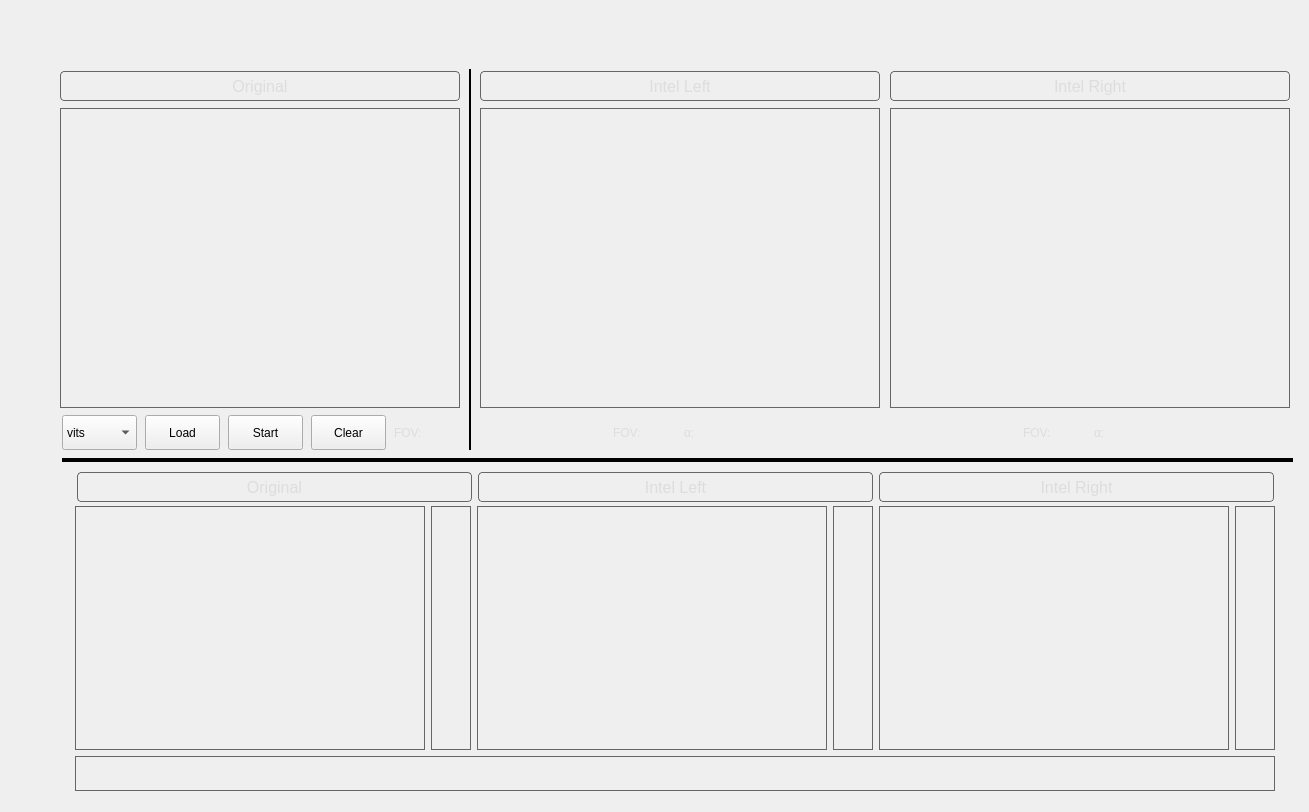
First picture: the form in ui/interface2.ui, repository RaykiDan/DEPC, before the edit.
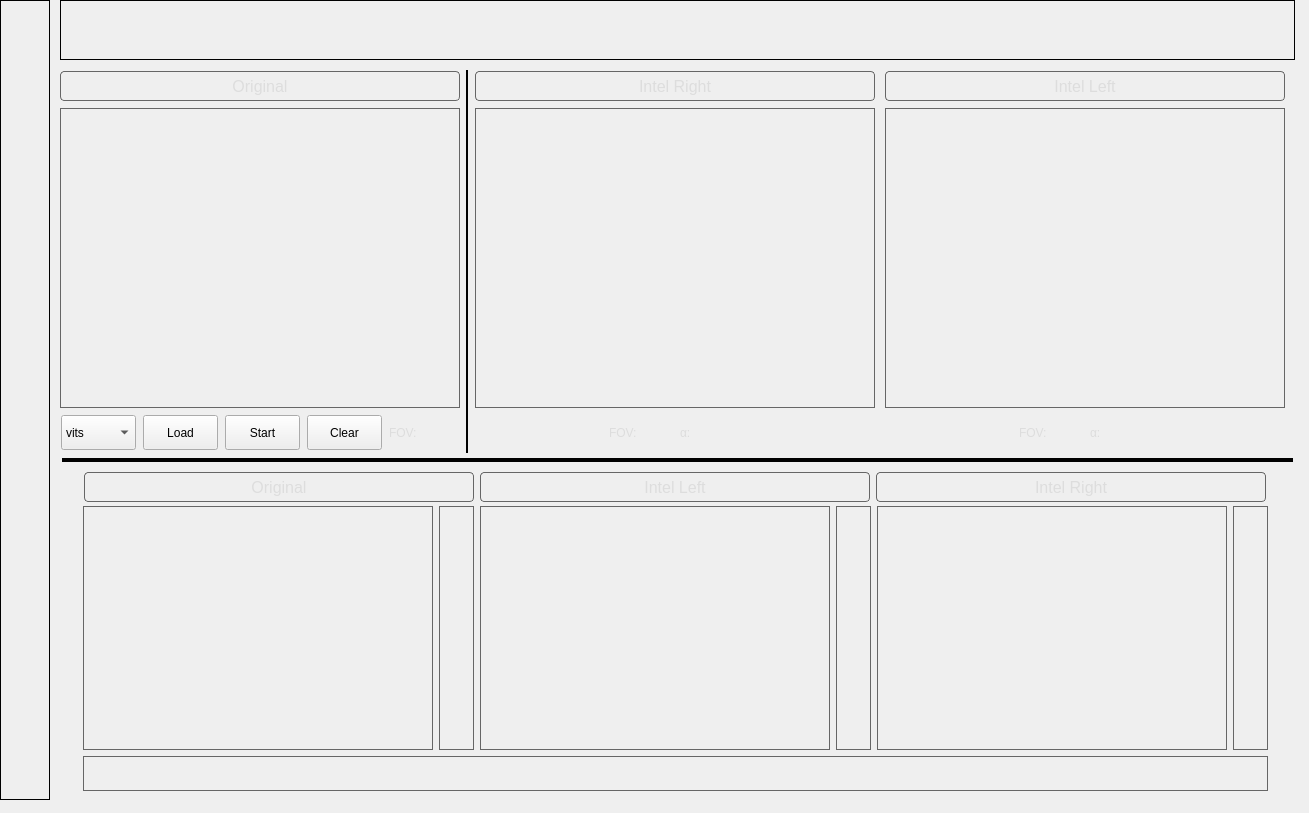
Second picture: the form after the edit. Custom widgets are drawn as their Qt base class.

```diff
--- a/ui/interface2.ui
+++ b/ui/interface2.ui
@@ -7,7 +7,7 @@
     <x>0</x>
     <y>0</y>
     <width>1309</width>
-    <height>812</height>
+    <height>813</height>
    </rect>
   </property>
   <property name="windowTitle">
@@ -35,579 +35,6 @@
     <enum>Qt::Horizontal</enum>
    </property>
   </widget>
-  <widget class="Line" name="line">
-   <property name="geometry">
-    <rect>
-     <x>460</x>
-     <y>69</y>
-     <width>21</width>
-     <height>381</height>
-    </rect>
-   </property>
-   <property name="maximumSize">
-    <size>
-     <width>16777215</width>
-     <height>450</height>
-    </size>
-   </property>
-   <property name="styleSheet">
-    <string notr="true"/>
-   </property>
-   <property name="frameShadow">
-    <enum>QFrame::Plain</enum>
-   </property>
-   <property name="lineWidth">
-    <number>2</number>
-   </property>
-   <property name="orientation">
-    <enum>Qt::Vertical</enum>
-   </property>
-  </widget>
-  <widget class="QWidget" name="verticalLayoutWidget">
-   <property name="geometry">
-    <rect>
-     <x>60</x>
-     <y>70</y>
-     <width>402</width>
-     <height>381</height>
-    </rect>
-   </property>
-   <layout class="QVBoxLayout" name="verticalLayout_2">
-    <item>
-     <widget class="QLabel" name="camLabel">
-      <property name="minimumSize">
-       <size>
-        <width>400</width>
-        <height>30</height>
-       </size>
-      </property>
-      <property name="maximumSize">
-       <size>
-        <width>400</width>
-        <height>30</height>
-       </size>
-      </property>
-      <property name="font">
-       <font>
-        <pointsize>12</pointsize>
-       </font>
-      </property>
-      <property name="styleSheet">
-       <string notr="true">border-radius:4px;
-border: 1px solid #666666;
-color: #DDDDDD;</string>
-      </property>
-      <property name="frameShape">
-       <enum>QFrame::Box</enum>
-      </property>
-      <property name="text">
-       <string>Original</string>
-      </property>
-      <property name="alignment">
-       <set>Qt::AlignCenter</set>
-      </property>
-     </widget>
-    </item>
-    <item>
-     <widget class="QLabel" name="camFrame">
-      <property name="minimumSize">
-       <size>
-        <width>400</width>
-        <height>300</height>
-       </size>
-      </property>
-      <property name="maximumSize">
-       <size>
-        <width>400</width>
-        <height>300</height>
-       </size>
-      </property>
-      <property name="layoutDirection">
-       <enum>Qt::LeftToRight</enum>
-      </property>
-      <property name="styleSheet">
-       <string notr="true">border: 1px solid #666666;
-color: #C8C8C8;
-</string>
-      </property>
-      <property name="frameShape">
-       <enum>QFrame::Box</enum>
-      </property>
-      <property name="text">
-       <string/>
-      </property>
-      <property name="alignment">
-       <set>Qt::AlignCenter</set>
-      </property>
-     </widget>
-    </item>
-    <item>
-     <layout class="QHBoxLayout" name="horizontalLayout">
-      <item>
-       <widget class="QComboBox" name="encoderBox">
-        <property name="minimumSize">
-         <size>
-          <width>75</width>
-          <height>35</height>
-         </size>
-        </property>
-        <property name="maximumSize">
-         <size>
-          <width>65</width>
-          <height>40</height>
-         </size>
-        </property>
-        <item>
-         <property name="text">
-          <string>vits</string>
-         </property>
-        </item>
-        <item>
-         <property name="text">
-          <string>vitb</string>
-         </property>
-        </item>
-        <item>
-         <property name="text">
-          <string>vitl</string>
-         </property>
-        </item>
-       </widget>
-      </item>
-      <item>
-       <widget class="PushButton" name="loadButton">
-        <property name="minimumSize">
-         <size>
-          <width>75</width>
-          <height>35</height>
-         </size>
-        </property>
-        <property name="maximumSize">
-         <size>
-          <width>75</width>
-          <height>40</height>
-         </size>
-        </property>
-        <property name="autoFillBackground">
-         <bool>false</bool>
-        </property>
-        <property name="text">
-         <string>Load</string>
-        </property>
-        <property name="iconSize">
-         <size>
-          <width>20</width>
-          <height>20</height>
-         </size>
-        </property>
-       </widget>
-      </item>
-      <item>
-       <widget class="PrimaryPushButton" name="startAndStopButton">
-        <property name="minimumSize">
-         <size>
-          <width>75</width>
-          <height>35</height>
-         </size>
-        </property>
-        <property name="maximumSize">
-         <size>
-          <width>75</width>
-          <height>40</height>
-         </size>
-        </property>
-        <property name="mouseTracking">
-         <bool>false</bool>
-        </property>
-        <property name="autoFillBackground">
-         <bool>false</bool>
-        </property>
-        <property name="text">
-         <string>Start</string>
-        </property>
-        <property name="iconSize">
-         <size>
-          <width>20</width>
-          <height>20</height>
-         </size>
-        </property>
-       </widget>
-      </item>
-      <item>
-       <widget class="PushButton" name="clearButton">
-        <property name="minimumSize">
-         <size>
-          <width>75</width>
-          <height>35</height>
-         </size>
-        </property>
-        <property name="maximumSize">
-         <size>
-          <width>75</width>
-          <height>40</height>
-         </size>
-        </property>
-        <property name="autoFillBackground">
-         <bool>false</bool>
-        </property>
-        <property name="text">
-         <string>Clear</string>
-        </property>
-        <property name="iconSize">
-         <size>
-          <width>20</width>
-          <height>20</height>
-         </size>
-        </property>
-       </widget>
-      </item>
-      <item>
-       <widget class="QLabel" name="fovCam">
-        <property name="minimumSize">
-         <size>
-          <width>65</width>
-          <height>35</height>
-         </size>
-        </property>
-        <property name="maximumSize">
-         <size>
-          <width>65</width>
-          <height>35</height>
-         </size>
-        </property>
-        <property name="styleSheet">
-         <string notr="true">color: #DDDDDD;
-</string>
-        </property>
-        <property name="text">
-         <string>FOV:</string>
-        </property>
-        <property name="textFormat">
-         <enum>Qt::AutoText</enum>
-        </property>
-       </widget>
-      </item>
-     </layout>
-    </item>
-   </layout>
-  </widget>
-  <widget class="QWidget" name="verticalLayoutWidget_2">
-   <property name="geometry">
-    <rect>
-     <x>480</x>
-     <y>70</y>
-     <width>402</width>
-     <height>381</height>
-    </rect>
-   </property>
-   <layout class="QVBoxLayout" name="verticalLayout_3">
-    <item>
-     <widget class="QLabel" name="leftLabel">
-      <property name="minimumSize">
-       <size>
-        <width>400</width>
-        <height>30</height>
-       </size>
-      </property>
-      <property name="maximumSize">
-       <size>
-        <width>400</width>
-        <height>30</height>
-       </size>
-      </property>
-      <property name="font">
-       <font>
-        <pointsize>12</pointsize>
-       </font>
-      </property>
-      <property name="styleSheet">
-       <string notr="true">border-radius:4px;
-border: 1px solid #666666;
-color: #DDDDDD;
-</string>
-      </property>
-      <property name="frameShape">
-       <enum>QFrame::Box</enum>
-      </property>
-      <property name="text">
-       <string>Intel Left</string>
-      </property>
-      <property name="alignment">
-       <set>Qt::AlignCenter</set>
-      </property>
-     </widget>
-    </item>
-    <item>
-     <widget class="QLabel" name="intelLeftFrame">
-      <property name="minimumSize">
-       <size>
-        <width>400</width>
-        <height>300</height>
-       </size>
-      </property>
-      <property name="maximumSize">
-       <size>
-        <width>400</width>
-        <height>300</height>
-       </size>
-      </property>
-      <property name="layoutDirection">
-       <enum>Qt::LeftToRight</enum>
-      </property>
-      <property name="styleSheet">
-       <string notr="true">border: 1px solid #666666;
-color: #C8C8C8;
-</string>
-      </property>
-      <property name="frameShape">
-       <enum>QFrame::Box</enum>
-      </property>
-      <property name="text">
-       <string/>
-      </property>
-      <property name="alignment">
-       <set>Qt::AlignCenter</set>
-      </property>
-     </widget>
-    </item>
-    <item>
-     <layout class="QHBoxLayout" name="horizontalLayout_2">
-      <item>
-       <spacer name="horizontalSpacer_2">
-        <property name="orientation">
-         <enum>Qt::Horizontal</enum>
-        </property>
-        <property name="sizeHint" stdset="0">
-         <size>
-          <width>40</width>
-          <height>20</height>
-         </size>
-        </property>
-       </spacer>
-      </item>
-      <item>
-       <widget class="QLabel" name="fovLeft">
-        <property name="minimumSize">
-         <size>
-          <width>65</width>
-          <height>35</height>
-         </size>
-        </property>
-        <property name="maximumSize">
-         <size>
-          <width>65</width>
-          <height>35</height>
-         </size>
-        </property>
-        <property name="styleSheet">
-         <string notr="true">color: #DDDDDD;
-</string>
-        </property>
-        <property name="text">
-         <string>FOV:</string>
-        </property>
-       </widget>
-      </item>
-      <item>
-       <widget class="QLabel" name="alphaLeft">
-        <property name="minimumSize">
-         <size>
-          <width>65</width>
-          <height>35</height>
-         </size>
-        </property>
-        <property name="maximumSize">
-         <size>
-          <width>65</width>
-          <height>35</height>
-         </size>
-        </property>
-        <property name="styleSheet">
-         <string notr="true">color: #DDDDDD;
-</string>
-        </property>
-        <property name="text">
-         <string>α:</string>
-        </property>
-       </widget>
-      </item>
-      <item>
-       <spacer name="horizontalSpacer">
-        <property name="orientation">
-         <enum>Qt::Horizontal</enum>
-        </property>
-        <property name="sizeHint" stdset="0">
-         <size>
-          <width>40</width>
-          <height>20</height>
-         </size>
-        </property>
-       </spacer>
-      </item>
-     </layout>
-    </item>
-   </layout>
-  </widget>
-  <widget class="QWidget" name="verticalLayoutWidget_3">
-   <property name="geometry">
-    <rect>
-     <x>890</x>
-     <y>70</y>
-     <width>402</width>
-     <height>381</height>
-    </rect>
-   </property>
-   <layout class="QVBoxLayout" name="verticalLayout_4">
-    <item>
-     <widget class="QLabel" name="rigthLabel">
-      <property name="minimumSize">
-       <size>
-        <width>400</width>
-        <height>30</height>
-       </size>
-      </property>
-      <property name="maximumSize">
-       <size>
-        <width>400</width>
-        <height>30</height>
-       </size>
-      </property>
-      <property name="font">
-       <font>
-        <pointsize>12</pointsize>
-       </font>
-      </property>
-      <property name="styleSheet">
-       <string notr="true">border-radius:4px;
-border: 1px solid #666666;
-color: #DDDDDD;
-</string>
-      </property>
-      <property name="frameShape">
-       <enum>QFrame::Box</enum>
-      </property>
-      <property name="text">
-       <string>Intel Right</string>
-      </property>
-      <property name="alignment">
-       <set>Qt::AlignCenter</set>
-      </property>
-     </widget>
-    </item>
-    <item>
-     <widget class="QLabel" name="intelRightFrame">
-      <property name="minimumSize">
-       <size>
-        <width>400</width>
-        <height>300</height>
-       </size>
-      </property>
-      <property name="maximumSize">
-       <size>
-        <width>400</width>
-        <height>300</height>
-       </size>
-      </property>
-      <property name="layoutDirection">
-       <enum>Qt::LeftToRight</enum>
-      </property>
-      <property name="styleSheet">
-       <string notr="true">border: 1px solid #666666;
-color: #C8C8C8;
-</string>
-      </property>
-      <property name="frameShape">
-       <enum>QFrame::Box</enum>
-      </property>
-      <property name="frameShadow">
-       <enum>QFrame::Plain</enum>
-      </property>
-      <property name="text">
-       <string/>
-      </property>
-      <property name="alignment">
-       <set>Qt::AlignCenter</set>
-      </property>
-     </widget>
-    </item>
-    <item>
-     <layout class="QHBoxLayout" name="horizontalLayout_3">
-      <item>
-       <spacer name="horizontalSpacer_3">
-        <property name="orientation">
-         <enum>Qt::Horizontal</enum>
-        </property>
-        <property name="sizeHint" stdset="0">
-         <size>
-          <width>40</width>
-          <height>20</height>
-         </size>
-        </property>
-       </spacer>
-      </item>
-      <item>
-       <widget class="QLabel" name="fovRight">
-        <property name="minimumSize">
-         <size>
-          <width>65</width>
-          <height>35</height>
-         </size>
-        </property>
-        <property name="maximumSize">
-         <size>
-          <width>65</width>
-          <height>35</height>
-         </size>
-        </property>
-        <property name="styleSheet">
-         <string notr="true">color: #DDDDDD;
-</string>
-        </property>
-        <property name="text">
-         <string>FOV:</string>
-        </property>
-       </widget>
-      </item>
-      <item>
-       <widget class="QLabel" name="alphaRight">
-        <property name="minimumSize">
-         <size>
-          <width>65</width>
-          <height>35</height>
-         </size>
-        </property>
-        <property name="maximumSize">
-         <size>
-          <width>65</width>
-          <height>35</height>
-         </size>
-        </property>
-        <property name="styleSheet">
-         <string notr="true">color: #DDDDDD;
-</string>
-        </property>
-        <property name="text">
-         <string>α:</string>
-        </property>
-       </widget>
-      </item>
-      <item>
-       <spacer name="horizontalSpacer_4">
-        <property name="orientation">
-         <enum>Qt::Horizontal</enum>
-        </property>
-        <property name="sizeHint" stdset="0">
-         <size>
-          <width>40</width>
-          <height>20</height>
-         </size>
-        </property>
-       </spacer>
-      </item>
-     </layout>
-    </item>
-   </layout>
-  </widget>
   <widget class="QWidget" name="verticalLayoutWidget_4">
    <property name="geometry">
     <rect>
@@ -637,7 +64,7 @@
        <widget class="QLabel" name="depthLabelCam">
         <property name="minimumSize">
          <size>
-          <width>395</width>
+          <width>390</width>
           <height>30</height>
          </size>
         </property>
@@ -673,7 +100,7 @@
        <widget class="QLabel" name="depthLabelIntel">
         <property name="minimumSize">
          <size>
-          <width>395</width>
+          <width>390</width>
           <height>30</height>
          </size>
         </property>
@@ -709,7 +136,7 @@
        <widget class="QLabel" name="depthLabelIntel_2">
         <property name="minimumSize">
          <size>
-          <width>395</width>
+          <width>390</width>
           <height>30</height>
          </size>
         </property>
@@ -808,7 +235,7 @@
        <widget class="QLabel" name="depthRulerCam">
         <property name="minimumSize">
          <size>
-          <width>40</width>
+          <width>35</width>
           <height>225</height>
          </size>
         </property>
@@ -867,7 +294,7 @@
        <widget class="QLabel" name="depthRulerIntel">
         <property name="minimumSize">
          <size>
-          <width>40</width>
+          <width>35</width>
           <height>225</height>
          </size>
         </property>
@@ -926,7 +353,7 @@
        <widget class="QLabel" name="depthRulerIntel_2">
         <property name="minimumSize">
          <size>
-          <width>40</width>
+          <width>35</width>
           <height>225</height>
          </size>
         </property>
@@ -982,7 +409,7 @@
        <widget class="QLabel" name="depthObjectRuler">
         <property name="minimumSize">
          <size>
-          <width>1200</width>
+          <width>1185</width>
           <height>35</height>
          </size>
         </property>
@@ -1021,6 +448,611 @@
     </item>
    </layout>
   </widget>
+  <widget class="QLabel" name="label">
+   <property name="geometry">
+    <rect>
+     <x>0</x>
+     <y>0</y>
+     <width>50</width>
+     <height>800</height>
+    </rect>
+   </property>
+   <property name="minimumSize">
+    <size>
+     <width>50</width>
+     <height>800</height>
+    </size>
+   </property>
+   <property name="maximumSize">
+    <size>
+     <width>16777215</width>
+     <height>16777215</height>
+    </size>
+   </property>
+   <property name="frameShape">
+    <enum>QFrame::Box</enum>
+   </property>
+   <property name="text">
+    <string/>
+   </property>
+  </widget>
+  <widget class="QLabel" name="label_2">
+   <property name="geometry">
+    <rect>
+     <x>60</x>
+     <y>0</y>
+     <width>1235</width>
+     <height>60</height>
+    </rect>
+   </property>
+   <property name="minimumSize">
+    <size>
+     <width>1235</width>
+     <height>60</height>
+    </size>
+   </property>
+   <property name="frameShape">
+    <enum>QFrame::Box</enum>
+   </property>
+   <property name="text">
+    <string/>
+   </property>
+  </widget>
+  <widget class="QWidget" name="horizontalLayoutWidget">
+   <property name="geometry">
+    <rect>
+     <x>60</x>
+     <y>70</y>
+     <width>1229</width>
+     <height>383</height>
+    </rect>
+   </property>
+   <layout class="QHBoxLayout" name="horizontalLayout_7">
+    <item>
+     <layout class="QVBoxLayout" name="verticalLayout_2">
+      <item>
+       <widget class="QLabel" name="camLabel">
+        <property name="minimumSize">
+         <size>
+          <width>400</width>
+          <height>30</height>
+         </size>
+        </property>
+        <property name="maximumSize">
+         <size>
+          <width>400</width>
+          <height>30</height>
+         </size>
+        </property>
+        <property name="font">
+         <font>
+          <pointsize>12</pointsize>
+         </font>
+        </property>
+        <property name="styleSheet">
+         <string notr="true">border-radius:4px;
+border: 1px solid #666666;
+color: #DDDDDD;</string>
+        </property>
+        <property name="frameShape">
+         <enum>QFrame::Box</enum>
+        </property>
+        <property name="text">
+         <string>Original</string>
+        </property>
+        <property name="alignment">
+         <set>Qt::AlignCenter</set>
+        </property>
+       </widget>
+      </item>
+      <item>
+       <widget class="QLabel" name="camFrame">
+        <property name="minimumSize">
+         <size>
+          <width>400</width>
+          <height>300</height>
+         </size>
+        </property>
+        <property name="maximumSize">
+         <size>
+          <width>400</width>
+          <height>300</height>
+         </size>
+        </property>
+        <property name="layoutDirection">
+         <enum>Qt::LeftToRight</enum>
+        </property>
+        <property name="styleSheet">
+         <string notr="true">border: 1px solid #666666;
+color: #C8C8C8;
+</string>
+        </property>
+        <property name="frameShape">
+         <enum>QFrame::Box</enum>
+        </property>
+        <property name="text">
+         <string/>
+        </property>
+        <property name="alignment">
+         <set>Qt::AlignCenter</set>
+        </property>
+       </widget>
+      </item>
+      <item>
+       <layout class="QHBoxLayout" name="horizontalLayout">
+        <item>
+         <widget class="QComboBox" name="encoderBox">
+          <property name="minimumSize">
+           <size>
+            <width>75</width>
+            <height>35</height>
+           </size>
+          </property>
+          <property name="maximumSize">
+           <size>
+            <width>65</width>
+            <height>40</height>
+           </size>
+          </property>
+          <item>
+           <property name="text">
+            <string>vits</string>
+           </property>
+          </item>
+          <item>
+           <property name="text">
+            <string>vitb</string>
+           </property>
+          </item>
+          <item>
+           <property name="text">
+            <string>vitl</string>
+           </property>
+          </item>
+         </widget>
+        </item>
+        <item>
+         <widget class="PushButton" name="loadButton">
+          <property name="minimumSize">
+           <size>
+            <width>75</width>
+            <height>35</height>
+           </size>
+          </property>
+          <property name="maximumSize">
+           <size>
+            <width>75</width>
+            <height>40</height>
+           </size>
+          </property>
+          <property name="autoFillBackground">
+           <bool>false</bool>
+          </property>
+          <property name="text">
+           <string>Load</string>
+          </property>
+          <property name="iconSize">
+           <size>
+            <width>20</width>
+            <height>20</height>
+           </size>
+          </property>
+         </widget>
+        </item>
+        <item>
+         <widget class="PrimaryPushButton" name="startAndStopButton">
+          <property name="minimumSize">
+           <size>
+            <width>75</width>
+            <height>35</height>
+           </size>
+          </property>
+          <property name="maximumSize">
+           <size>
+            <width>75</width>
+            <height>40</height>
+           </size>
+          </property>
+          <property name="mouseTracking">
+           <bool>false</bool>
+          </property>
+          <property name="autoFillBackground">
+           <bool>false</bool>
+          </property>
+          <property name="text">
+           <string>Start</string>
+          </property>
+          <property name="iconSize">
+           <size>
+            <width>20</width>
+            <height>20</height>
+           </size>
+          </property>
+         </widget>
+        </item>
+        <item>
+         <widget class="PushButton" name="clearButton">
+          <property name="minimumSize">
+           <size>
+            <width>75</width>
+            <height>35</height>
+           </size>
+          </property>
+          <property name="maximumSize">
+           <size>
+            <width>75</width>
+            <height>40</height>
+           </size>
+          </property>
+          <property name="autoFillBackground">
+           <bool>false</bool>
+          </property>
+          <property name="text">
+           <string>Clear</string>
+          </property>
+          <property name="iconSize">
+           <size>
+            <width>20</width>
+            <height>20</height>
+           </size>
+          </property>
+         </widget>
+        </item>
+        <item>
+         <widget class="QLabel" name="fovCam">
+          <property name="minimumSize">
+           <size>
+            <width>65</width>
+            <height>35</height>
+           </size>
+          </property>
+          <property name="maximumSize">
+           <size>
+            <width>65</width>
+            <height>35</height>
+           </size>
+          </property>
+          <property name="styleSheet">
+           <string notr="true">color: #DDDDDD;
+</string>
+          </property>
+          <property name="text">
+           <string>FOV:</string>
+          </property>
+          <property name="textFormat">
+           <enum>Qt::AutoText</enum>
+          </property>
+         </widget>
+        </item>
+       </layout>
+      </item>
+     </layout>
+    </item>
+    <item>
+     <widget class="Line" name="line">
+      <property name="maximumSize">
+       <size>
+        <width>16777215</width>
+        <height>450</height>
+       </size>
+      </property>
+      <property name="styleSheet">
+       <string notr="true"/>
+      </property>
+      <property name="frameShadow">
+       <enum>QFrame::Plain</enum>
+      </property>
+      <property name="lineWidth">
+       <number>2</number>
+      </property>
+      <property name="orientation">
+       <enum>Qt::Vertical</enum>
+      </property>
+     </widget>
+    </item>
+    <item>
+     <layout class="QVBoxLayout" name="verticalLayout_4">
+      <item>
+       <widget class="QLabel" name="rigthLabel">
+        <property name="minimumSize">
+         <size>
+          <width>400</width>
+          <height>30</height>
+         </size>
+        </property>
+        <property name="maximumSize">
+         <size>
+          <width>400</width>
+          <height>30</height>
+         </size>
+        </property>
+        <property name="font">
+         <font>
+          <pointsize>12</pointsize>
+         </font>
+        </property>
+        <property name="styleSheet">
+         <string notr="true">border-radius:4px;
+border: 1px solid #666666;
+color: #DDDDDD;
+</string>
+        </property>
+        <property name="frameShape">
+         <enum>QFrame::Box</enum>
+        </property>
+        <property name="text">
+         <string>Intel Right</string>
+        </property>
+        <property name="alignment">
+         <set>Qt::AlignCenter</set>
+        </property>
+       </widget>
+      </item>
+      <item>
+       <widget class="QLabel" name="intelRightFrame">
+        <property name="minimumSize">
+         <size>
+          <width>400</width>
+          <height>300</height>
+         </size>
+        </property>
+        <property name="maximumSize">
+         <size>
+          <width>400</width>
+          <height>300</height>
+         </size>
+        </property>
+        <property name="layoutDirection">
+         <enum>Qt::LeftToRight</enum>
+        </property>
+        <property name="styleSheet">
+         <string notr="true">border: 1px solid #666666;
+color: #C8C8C8;
+</string>
+        </property>
+        <property name="frameShape">
+         <enum>QFrame::Box</enum>
+        </property>
+        <property name="frameShadow">
+         <enum>QFrame::Plain</enum>
+        </property>
+        <property name="text">
+         <string/>
+        </property>
+        <property name="alignment">
+         <set>Qt::AlignCenter</set>
+        </property>
+       </widget>
+      </item>
+      <item>
+       <layout class="QHBoxLayout" name="horizontalLayout_3">
+        <item>
+         <spacer name="horizontalSpacer_3">
+          <property name="orientation">
+           <enum>Qt::Horizontal</enum>
+          </property>
+          <property name="sizeHint" stdset="0">
+           <size>
+            <width>40</width>
+            <height>20</height>
+           </size>
+          </property>
+         </spacer>
+        </item>
+        <item>
+         <widget class="QLabel" name="fovRight">
+          <property name="minimumSize">
+           <size>
+            <width>65</width>
+            <height>35</height>
+           </size>
+          </property>
+          <property name="maximumSize">
+           <size>
+            <width>65</width>
+            <height>35</height>
+           </size>
+          </property>
+          <property name="styleSheet">
+           <string notr="true">color: #DDDDDD;
+</string>
+          </property>
+          <property name="text">
+           <string>FOV:</string>
+          </property>
+         </widget>
+        </item>
+        <item>
+         <widget class="QLabel" name="alphaRight">
+          <property name="minimumSize">
+           <size>
+            <width>65</width>
+            <height>35</height>
+           </size>
+          </property>
+          <property name="maximumSize">
+           <size>
+            <width>65</width>
+            <height>35</height>
+           </size>
+          </property>
+          <property name="styleSheet">
+           <string notr="true">color: #DDDDDD;
+</string>
+          </property>
+          <property name="text">
+           <string>α:</string>
+          </property>
+         </widget>
+        </item>
+        <item>
+         <spacer name="horizontalSpacer_4">
+          <property name="orientation">
+           <enum>Qt::Horizontal</enum>
+          </property>
+          <property name="sizeHint" stdset="0">
+           <size>
+            <width>40</width>
+            <height>20</height>
+           </size>
+          </property>
+         </spacer>
+        </item>
+       </layout>
+      </item>
+     </layout>
+    </item>
+    <item>
+     <layout class="QVBoxLayout" name="verticalLayout_3">
+      <item>
+       <widget class="QLabel" name="leftLabel">
+        <property name="minimumSize">
+         <size>
+          <width>400</width>
+          <height>30</height>
+         </size>
+        </property>
+        <property name="maximumSize">
+         <size>
+          <width>400</width>
+          <height>30</height>
+         </size>
+        </property>
+        <property name="font">
+         <font>
+          <pointsize>12</pointsize>
+         </font>
+        </property>
+        <property name="styleSheet">
+         <string notr="true">border-radius:4px;
+border: 1px solid #666666;
+color: #DDDDDD;
+</string>
+        </property>
+        <property name="frameShape">
+         <enum>QFrame::Box</enum>
+        </property>
+        <property name="text">
+         <string>Intel Left</string>
+        </property>
+        <property name="alignment">
+         <set>Qt::AlignCenter</set>
+        </property>
+       </widget>
+      </item>
+      <item>
+       <widget class="QLabel" name="intelLeftFrame">
+        <property name="minimumSize">
+         <size>
+          <width>400</width>
+          <height>300</height>
+         </size>
+        </property>
+        <property name="maximumSize">
+         <size>
+          <width>400</width>
+          <height>300</height>
+         </size>
+        </property>
+        <property name="layoutDirection">
+         <enum>Qt::LeftToRight</enum>
+        </property>
+        <property name="styleSheet">
+         <string notr="true">border: 1px solid #666666;
+color: #C8C8C8;
+</string>
+        </property>
+        <property name="frameShape">
+         <enum>QFrame::Box</enum>
+        </property>
+        <property name="text">
+         <string/>
+        </property>
+        <property name="alignment">
+         <set>Qt::AlignCenter</set>
+        </property>
+       </widget>
+      </item>
+      <item>
+       <layout class="QHBoxLayout" name="horizontalLayout_2">
+        <item>
+         <spacer name="horizontalSpacer_2">
+          <property name="orientation">
+           <enum>Qt::Horizontal</enum>
+          </property>
+          <property name="sizeHint" stdset="0">
+           <size>
+            <width>40</width>
+            <height>20</height>
+           </size>
+          </property>
+         </spacer>
+        </item>
+        <item>
+         <widget class="QLabel" name="fovLeft">
+          <property name="minimumSize">
+           <size>
+            <width>65</width>
+            <height>35</height>
+           </size>
+          </property>
+          <property name="maximumSize">
+           <size>
+            <width>65</width>
+            <height>35</height>
+           </size>
+          </property>
+          <property name="styleSheet">
+           <string notr="true">color: #DDDDDD;
+</string>
+          </property>
+          <property name="text">
+           <string>FOV:</string>
+          </property>
+         </widget>
+        </item>
+        <item>
+         <widget class="QLabel" name="alphaLeft">
+          <property name="minimumSize">
+           <size>
+            <width>65</width>
+            <height>35</height>
+           </size>
+          </property>
+          <property name="maximumSize">
+           <size>
+            <width>65</width>
+            <height>35</height>
+           </size>
+          </property>
+          <property name="styleSheet">
+           <string notr="true">color: #DDDDDD;
+</string>
+          </property>
+          <property name="text">
+           <string>α:</string>
+          </property>
+         </widget>
+        </item>
+        <item>
+         <spacer name="horizontalSpacer">
+          <property name="orientation">
+           <enum>Qt::Horizontal</enum>
+          </property>
+          <property name="sizeHint" stdset="0">
+           <size>
+            <width>40</width>
+            <height>20</height>
+           </size>
+          </property>
+         </spacer>
+        </item>
+       </layout>
+      </item>
+     </layout>
+    </item>
+   </layout>
+  </widget>
  </widget>
  <customwidgets>
   <customwidget>
```
